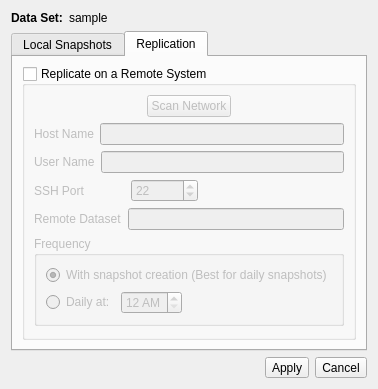
First picture: the form in src-qt4/life-preserver/lp-gui/LPConfig.ui, repository trueos/pcbsd, before the edit.
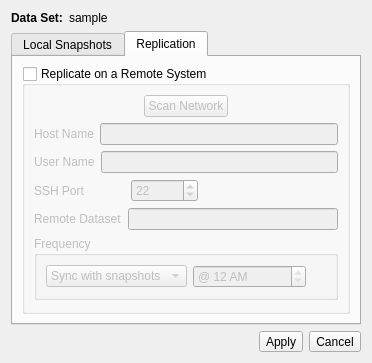
Second picture: the form after the edit. Icons and pictures are not drawn.

Commit message: Finish updating the main Life preserver GUI to reflect the new scheduling options in lpreserver.

What changed in the file:
```diff
--- a/src-qt4/life-preserver/lp-gui/LPConfig.ui
+++ b/src-qt4/life-preserver/lp-gui/LPConfig.ui
@@ -7,7 +7,7 @@
     <x>0</x>
     <y>0</y>
     <width>372</width>
-    <height>353</height>
+    <height>357</height>
    </rect>
   </property>
   <property name="windowTitle">
@@ -321,28 +321,49 @@
             </property>
             <layout class="QGridLayout" name="gridLayout_3">
              <item row="0" column="0">
-              <widget class="QRadioButton" name="radioSYNC">
-               <property name="text">
-                <string>With snapshot creation (Best for daily snapshots)</string>
-               </property>
-               <property name="checked">
-                <bool>true</bool>
-               </property>
-              </widget>
-             </item>
-             <item row="1" column="0">
               <layout class="QHBoxLayout" name="horizontalLayout_6">
                <item>
-                <widget class="QRadioButton" name="radioRepTime">
-                 <property name="text">
-                  <string>Daily at:</string>
+                <widget class="QComboBox" name="combo_remote_schedule">
+                 <property name="sizePolicy">
+                  <sizepolicy hsizetype="Preferred" vsizetype="Fixed">
+                   <horstretch>0</horstretch>
+                   <verstretch>0</verstretch>
+                  </sizepolicy>
                  </property>
+                 <property name="sizeAdjustPolicy">
+                  <enum>QComboBox::AdjustToContents</enum>
+                 </property>
+                 <item>
+                  <property name="text">
+                   <string>Sync with snapshots</string>
+                  </property>
+                 </item>
+                 <item>
+                  <property name="text">
+                   <string>Daily</string>
+                  </property>
+                 </item>
+                 <item>
+                  <property name="text">
+                   <string>Hourly</string>
+                  </property>
+                 </item>
+                 <item>
+                  <property name="text">
+                   <string>30 Minutes</string>
+                  </property>
+                 </item>
+                 <item>
+                  <property name="text">
+                   <string>10 Minutes</string>
+                  </property>
+                 </item>
                 </widget>
                </item>
                <item>
                 <widget class="QTimeEdit" name="time_replicate">
                  <property name="displayFormat">
-                  <string>h AP</string>
+                  <string>@ h AP</string>
                  </property>
                 </widget>
                </item>
@@ -351,9 +372,12 @@
                  <property name="orientation">
                   <enum>Qt::Horizontal</enum>
                  </property>
+                 <property name="sizeType">
+                  <enum>QSizePolicy::Preferred</enum>
+                 </property>
                  <property name="sizeHint" stdset="0">
                   <size>
-                   <width>40</width>
+                   <width>20</width>
                    <height>20</height>
                   </size>
                  </property>
```
Left out of the diff: 9 changed lines with no effect on the pictures. The commit also changes 6 other files.
